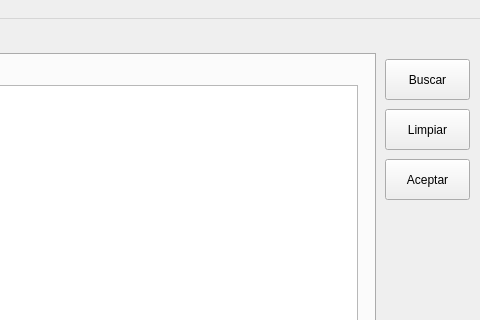
Qt form ui/mainwindow.ui (laar19/KmlShpConvert) before a commit; both pictures show x 215 to 695 and y 0 to 320 of the 695 by 504 pixel window.
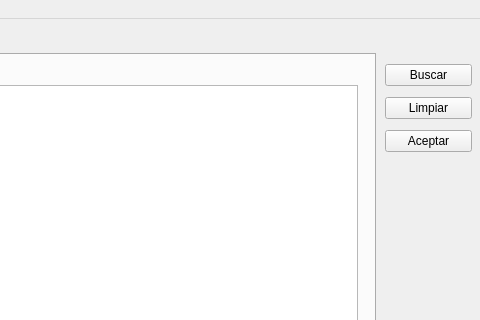
The same form after that commit. Icons and pictures are not drawn.

Patch:
```diff
--- a/ui/mainwindow.ui
+++ b/ui/mainwindow.ui
@@ -211,15 +211,18 @@
      </item>
     </layout>
    </widget>
-   <widget class="QPushButton" name="btn_search">
+   <widget class="QWidget" name="">
     <property name="geometry">
      <rect>
       <x>600</x>
       <y>40</y>
-      <width>85</width>
-      <height>41</height>
+      <width>87</width>
+      <height>98</height>
      </rect>
     </property>
+    <layout class="QVBoxLayout" name="verticalLayout">
+     <item>
+      <widget class="QPushButton" name="btn_search">
     <property name="text">
      <string>Buscar</string>
     </property>
@@ -230,15 +233,9 @@
      </size>
     </property>
    </widget>
+     </item>
+     <item>
    <widget class="QPushButton" name="btn_clear">
-    <property name="geometry">
-     <rect>
-      <x>600</x>
-      <y>90</y>
-      <width>85</width>
-      <height>41</height>
-     </rect>
-    </property>
     <property name="text">
      <string>Limpiar</string>
     </property>
@@ -249,15 +246,9 @@
      </size>
     </property>
    </widget>
+     </item>
+     <item>
    <widget class="QPushButton" name="btn_accept">
-    <property name="geometry">
-     <rect>
-      <x>600</x>
-      <y>140</y>
-      <width>85</width>
-      <height>41</height>
-     </rect>
-    </property>
     <property name="text">
      <string>Aceptar</string>
     </property>
@@ -267,6 +258,9 @@
       <height>32</height>
      </size>
     </property>
+      </widget>
+     </item>
+    </layout>
    </widget>
   </widget>
   <widget class="QMenuBar" name="menuBar">
```
Lines whose indentation alone changed are shown as unchanged.
